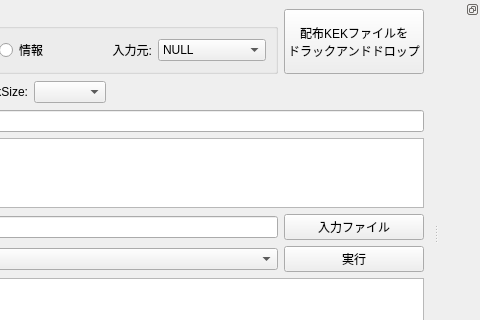
This is src/GUI/main.ui in yy981-jp/EAD7 as Qt 5 draws it before an edit; both pictures show x 250 to 730 and y 0 to 320 of the 730 by 487 pixel window. The edited form follows.
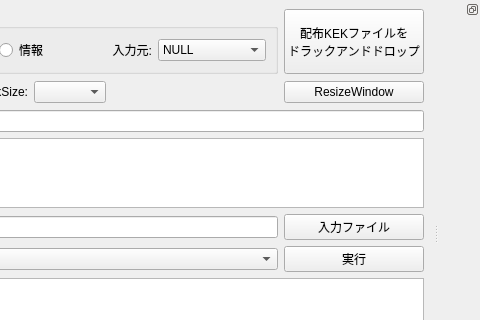
This is the edited form. Icons and pictures are not drawn. Custom widgets are drawn as their Qt base class.

Patch:
```diff
--- a/src/GUI/main.ui
+++ b/src/GUI/main.ui
@@ -302,6 +302,13 @@
       </property>
      </widget>
     </item>
+    <item row="1" column="7">
+     <widget class="QPushButton" name="resizeWindow">
+      <property name="text">
+       <string>ResizeWindow</string>
+      </property>
+     </widget>
+    </item>
    </layout>
   </widget>
   <widget class="QStatusBar" name="statusbar">
```
